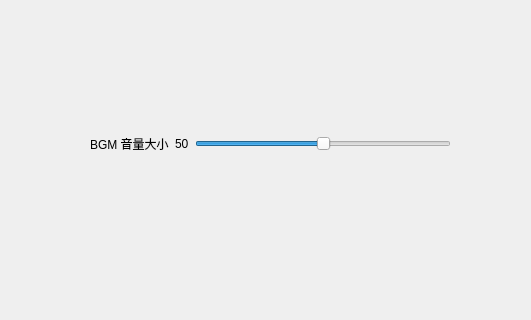
First picture: the form in HumanResourceMachine/widget.ui, repository leverimmy/Human-Resource-Machine, before the edit; both pictures show x 160 to 691 and y 175 to 495 of the 800 by 600 pixel window.
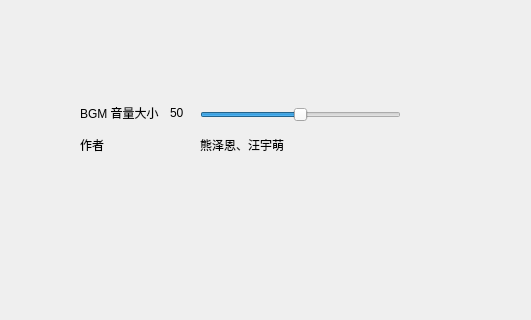
Second picture: the form after the edit. The open tabs and pages were chosen to show the change.

Commit message: feat: finished except ui

What changed in the file:
```diff
--- a/HumanResourceMachine/widget.ui
+++ b/HumanResourceMachine/widget.ui
@@ -129,25 +129,67 @@
       <string>返回</string>
      </property>
     </widget>
-    <widget class="QWidget" name="gridLayoutWidget_2">
+    <widget class="QLabel" name="authors">
      <property name="geometry">
       <rect>
-       <x>250</x>
+       <x>240</x>
        <y>310</y>
-       <width>361</width>
-       <height>80</height>
+       <width>80</width>
+       <height>20</height>
       </rect>
      </property>
-     <layout class="QGridLayout" name="gridLayout_2">
-      <item row="1" column="2">
+     <property name="text">
+      <string>作者</string>
+     </property>
+    </widget>
+    <widget class="QLabel" name="author1">
+     <property name="geometry">
+      <rect>
+       <x>360</x>
+       <y>310</y>
+       <width>91</width>
+       <height>20</height>
+      </rect>
+     </property>
+     <property name="text">
+      <string>熊泽恩、汪宇萌</string>
+     </property>
+    </widget>
+    <widget class="QLabel" name="BGM">
+     <property name="geometry">
+      <rect>
+       <x>240</x>
+       <y>280</y>
+       <width>80</width>
+       <height>16</height>
+      </rect>
+     </property>
+     <property name="text">
+      <string>BGM 音量大小</string>
+     </property>
+    </widget>
        <widget class="QLabel" name="volumnValue">
+     <property name="geometry">
+      <rect>
+       <x>330</x>
+       <y>280</y>
+       <width>21</width>
+       <height>16</height>
+      </rect>
+     </property>
         <property name="text">
          <string>50</string>
         </property>
        </widget>
-      </item>
-      <item row="1" column="3">
        <widget class="QSlider" name="volumnHorizontalSlider">
+     <property name="geometry">
+      <rect>
+       <x>360</x>
+       <y>280</y>
+       <width>201</width>
+       <height>20</height>
+      </rect>
+     </property>
         <property name="maximum">
          <number>100</number>
         </property>
@@ -158,23 +200,6 @@
          <enum>Qt::Horizontal</enum>
         </property>
        </widget>
-      </item>
-      <item row="1" column="0">
-       <widget class="QLabel" name="label_2">
-        <property name="text">
-         <string>BGM 音量大小</string>
-        </property>
-       </widget>
-      </item>
-      <item row="2" column="3">
-       <widget class="QLabel" name="fileDirectory">
-        <property name="text">
-         <string/>
-        </property>
-       </widget>
-      </item>
-     </layout>
-    </widget>
    </widget>
    <widget class="QWidget" name="gamePage">
     <widget class="QLabel" name="robotLabel">
```
Left out of the diff: 6 changed lines with no effect on the pictures. Lines whose indentation alone changed are shown as unchanged. The commit also changes 4 other files.
